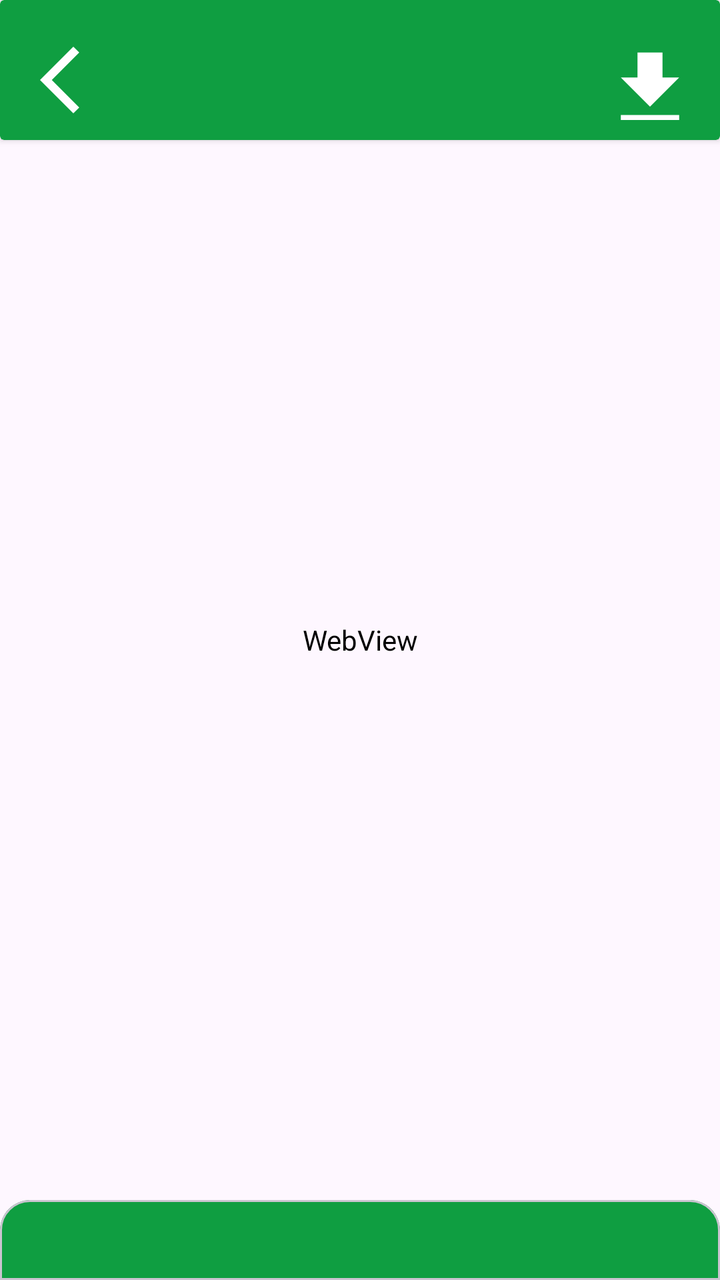
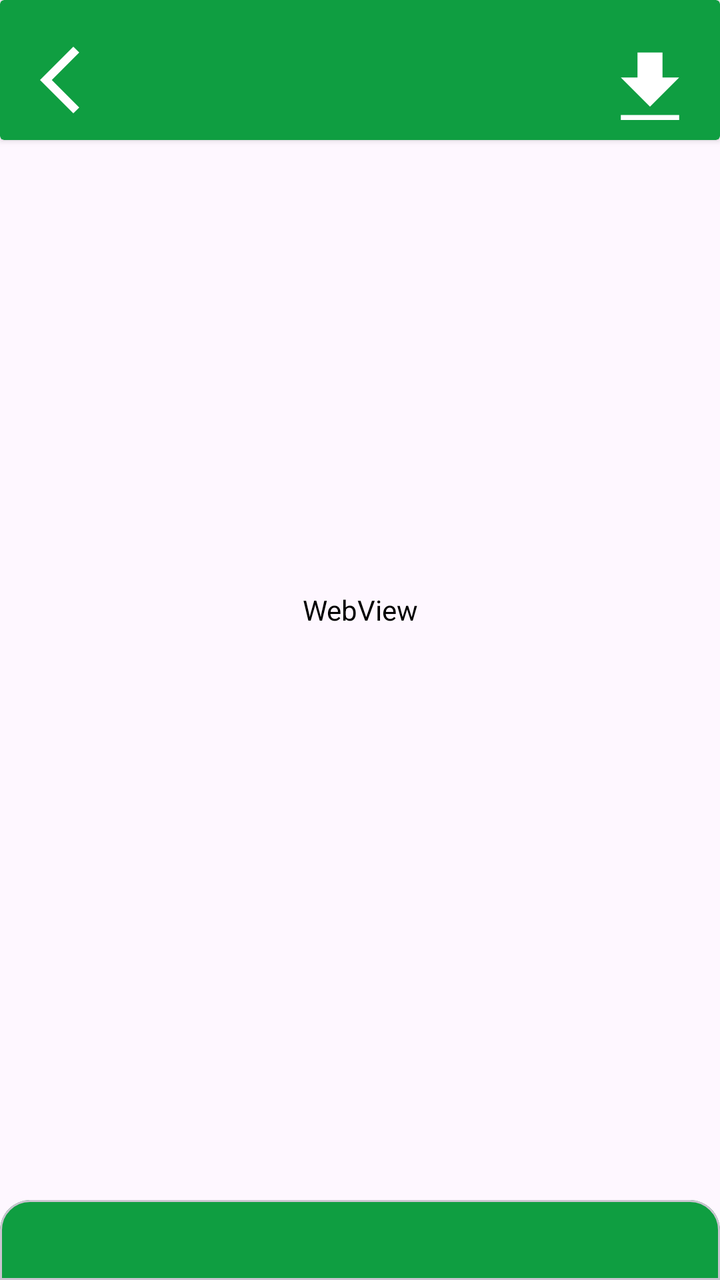

Before-and-after screenshots of an Android layout around one commit, followed by the original layout XML and the change that was made.
<!-- AndroidManifest.xml: application theme Theme.LessonMaker -->
<!-- res/layout/activity_show_notes.xml -->
<?xml version="1.0" encoding="utf-8"?>
<androidx.constraintlayout.widget.ConstraintLayout xmlns:android="http://schemas.android.com/apk/res/android"
    xmlns:app="http://schemas.android.com/apk/res-auto"
    xmlns:tools="http://schemas.android.com/tools"
    android:id="@+id/main"
    android:layout_width="match_parent"
    android:layout_height="match_parent"
    tools:context=".ShowNotesActivity" >

    <androidx.cardview.widget.CardView

        android:id="@+id/topHeaderBar"
        android:layout_width="match_parent"
        android:layout_height="70dp"
        app:cardBackgroundColor="@color/biitGreen"
        android:background="@drawable/layout_rounded_corners"
        app:layout_constraintLeft_toLeftOf="parent"
        app:layout_constraintTop_toTopOf="parent"
        app:layout_constraintRight_toRightOf="parent">

        <androidx.constraintlayout.widget.ConstraintLayout
            android:layout_width="match_parent"
            android:layout_height="match_parent"
            android:padding="10dp">

            

            

            <ImageButton
                android:id="@+id/backButton"
                android:layout_width="wrap_content"
                android:layout_height="wrap_content"
                android:layout_marginTop="20dp"
                android:background="@android:color/transparent"
                android:src="@drawable/baseline_arrow_back_ios_new_24"
                app:layout_constraintBottom_toBottomOf="parent"
                app:layout_constraintStart_toStartOf="parent"
                app:layout_constraintTop_toTopOf="parent"
                android:clickable="true"
                android:focusable="true"
                app:layout_constraintVertical_bias="1.0" />

            <ImageButton
                android:layout_marginTop="20dp"
                android:id="@+id/DownloadButton"
                android:layout_width="wrap_content"
                android:layout_height="wrap_content"
                android:background="@android:color/transparent"
                android:src="@drawable/baseline_download_24"
                app:layout_constraintBottom_toBottomOf="parent"
                app:layout_constraintEnd_toEndOf="parent"
                app:layout_constraintTop_toTopOf="parent"
                android:clickable="true"
                android:focusable="true" />


        </androidx.constraintlayout.widget.ConstraintLayout>

    </androidx.cardview.widget.CardView>

        <WebView
            android:id="@+id/WeekNotesContent"
            android:layout_width="match_parent"
            android:layout_height="match_parent"
            android:backgroundTint="@android:color/transparent"
            app:layout_constraintBottom_toTopOf="@+id/bottomFooter"
            app:layout_constraintEnd_toEndOf="parent"
            app:layout_constraintStart_toStartOf="parent"
            app:layout_constraintTop_toBottomOf="@+id/topHeaderBar" />


    <com.google.android.material.card.MaterialCardView
        android:id="@+id/bottomFooter"
        android:layout_width="match_parent"
        android:layout_height="40dp"
        android:backgroundTint="@color/biitGreen"
        app:layout_constraintBottom_toBottomOf="parent"
        app:layout_constraintStart_toStartOf="parent"
        app:layout_constraintEnd_toEndOf="parent"
        app:shapeAppearanceOverlay="@style/topRoundedCorners" />

</androidx.constraintlayout.widget.ConstraintLayout>
<!-- resources referenced by this layout -->
<resources>
  <color name="biitGreen">#0F9E41</color>
  <!-- drawable baseline_arrow_back_ios_new_24 (drawable) -->
  <vector xmlns:android="http://schemas.android.com/apk/res/android"
      android:height="40dp" android:tint="#FFFFFF"
      android:viewportHeight="24" android:viewportWidth="24"
      android:width="40dp">
        
      <path android:fillColor="@android:color/white" android:pathData="M17.77,3.77l-1.77,-1.77l-10,10l10,10l1.77,-1.77l-8.23,-8.23z"/>
      
  </vector>
  <!-- drawable baseline_download_24 (drawable) -->
  <vector xmlns:android="http://schemas.android.com/apk/res/android"
      android:height="50dp" android:tint="#FFFFFF"
      android:viewportHeight="24" android:viewportWidth="24"
      android:width="50dp">
        
      <path android:fillColor="@android:color/white" android:pathData="M5,20h14v-2H5V20zM19,9h-4V3H9v6H5l7,7L19,9z"/>
      
  </vector>
  <!-- drawable layout_rounded_corners (drawable) -->
  <?xml version="1.0" encoding="utf-8"?>
  <shape xmlns:android="http://schemas.android.com/apk/res/android" android:shape="rectangle">
  
      <corners
          android:bottomLeftRadius="20dp"
          android:bottomRightRadius="20dp"
          android:topLeftRadius="0dp"
          android:topRightRadius="0dp"/>
      <solid android:color="@color/biitGreen"/>
  
  </shape>
  <style name="topRoundedCorners">
          <item name="cornerFamily">rounded</item>
          <item name="cornerSizeTopLeft">15dp</item>
          <item name="cornerSizeTopRight">15dp</item>
          <item name="cornerSizeBottomLeft">0dp</item>
          <item name="cornerSizeBottomRight">0dp</item>
      </style>
  <style name="Theme.LessonMaker" parent="Base.Theme.LessonMaker" />
  <style name="Base.Theme.LessonMaker" parent="Theme.Material3.DayNight.NoActionBar">
          
          
      </style>
</resources>

<!-- the commit's change to res/layout/activity_show_notes.xml (unified diff, before → after) -->
@@ -67,7 +67,8 @@
             app:layout_constraintBottom_toTopOf="@+id/bottomFooter"
             app:layout_constraintEnd_toEndOf="parent"
             app:layout_constraintStart_toStartOf="parent"
-            app:layout_constraintTop_toBottomOf="@+id/topHeaderBar" />
+            app:layout_constraintTop_toBottomOf="@+id/topHeaderBar"
+            android:paddingBottom="30dp"/>
 
 
     <com.google.android.material.card.MaterialCardView
